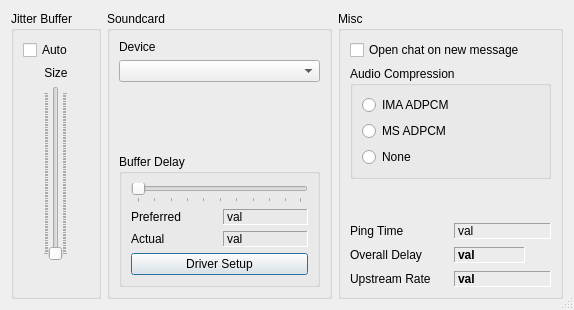
Daninet/jamulus, file src/clientsettingsdlgbase.ui: the form before one commit.
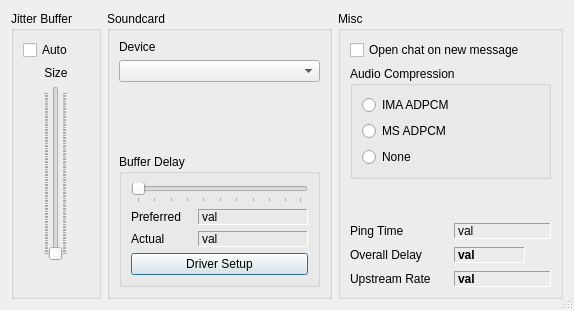
The form after the commit. Icons and pictures are not drawn. Custom widgets are drawn as their Qt base class.

Commit message: implemented open ASIO setup dialog, fix in settings GUI

What changed in the file:
```diff
--- a/src/clientsettingsdlgbase.ui
+++ b/src/clientsettingsdlgbase.ui
@@ -248,6 +248,12 @@
            </item>
            <item>
             <widget class="QLabel" name="TextLabelPreferredSndCrdBufDelay" >
+             <property name="minimumSize" >
+              <size>
+               <width>110</width>
+               <height>0</height>
+              </size>
+             </property>
              <property name="frameShape" >
               <enum>QFrame::Panel</enum>
              </property>
@@ -272,6 +278,12 @@
            </item>
            <item>
             <widget class="QLabel" name="TextLabelActualSndCrdBufDelay" >
+             <property name="minimumSize" >
+              <size>
+               <width>110</width>
+               <height>0</height>
+              </size>
+             </property>
              <property name="frameShape" >
               <enum>QFrame::Panel</enum>
              </property>
```
The commit also changes 3 other files.
